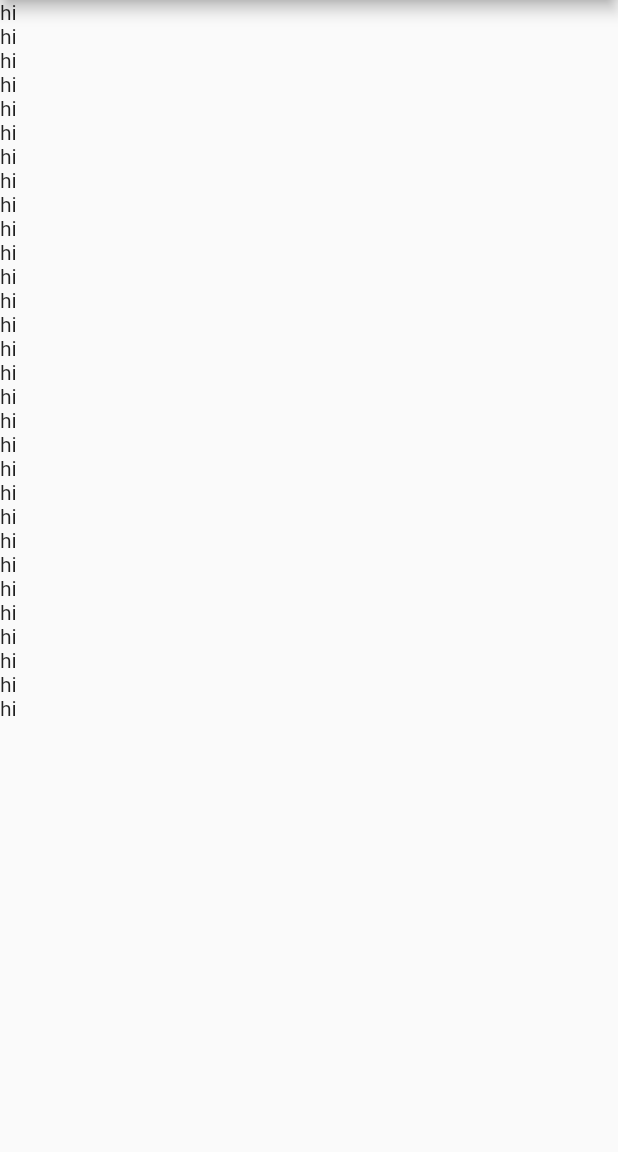
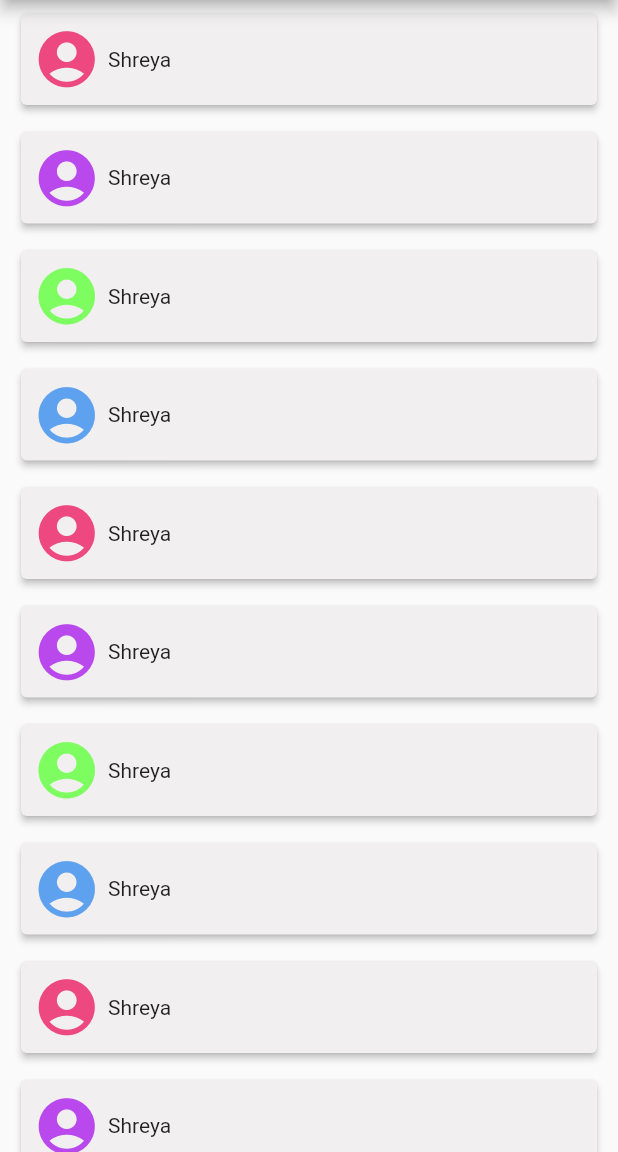
Before and after one commit to shreya2057/QuotesLetter, a Flutter app: the HomeScreen screen opened directly, on a phone screen of 412 x 824 dp, the part 84-1236 px from its top. Run offline on Flutter 3.47's test engine with Material 2 defaults, Android fonts, the phone set to English and light mode, and no system bars; network calls fail.

Commit message:
Homescreen with card

```diff
--- a/lib/screens/home.dart
+++ b/lib/screens/home.dart
@@ -25,10 +25,67 @@ class _HomeScreenState extends State<HomeScreen> {
             shrinkWrap: true,
             itemCount: 30,
             itemBuilder: (BuildContext context, int index) {
-              // return Text(authorName(1).toString());
-              return Text("hi");
+              return Authors(
+                index: index,
+              );
             }),
       ),
     );
   }
 }
+
+class Authors extends StatefulWidget {
+  const Authors({Key? key, required this.index}) : super(key: key);
+
+  final int index;
+
+  @override
+  State<Authors> createState() => _AuthorsState();
+}
+
+class _AuthorsState extends State<Authors> {
+  List<Color> colors = [
+    const Color.fromARGB(255, 237, 72, 127),
+    const Color.fromARGB(255, 185, 72, 237),
+    const Color.fromARGB(255, 125, 253, 96),
+    const Color.fromARGB(255, 94, 161, 238)
+  ];
+
+  int pickColor(int index) {
+    if (index < colors.length) {
+      int color = index;
+      return color;
+    } else {
+      int color = index % colors.length;
+      return color;
+    }
+  }
+
+  @override
+  Widget build(BuildContext context) {
+    String author = "Shreya";
+    return Padding(
+      padding: const EdgeInsets.symmetric(vertical: 5.0, horizontal: 10.0),
+      child: Card(
+        color: const Color.fromARGB(255, 241, 239, 239),
+        elevation: 2,
+        child: Padding(
+          padding: const EdgeInsets.all(8.0),
+          child: Row(
+            children: [
+              Icon(
+                Icons.account_circle,
+                size: 45,
+                color: colors[pickColor(widget.index)],
+              ),
+              const SizedBox(
+                width: 5,
+              ),
+              Text(author),
+            ],
+          ),
+        ),
+      ),
+    );
+  }
+}
```
